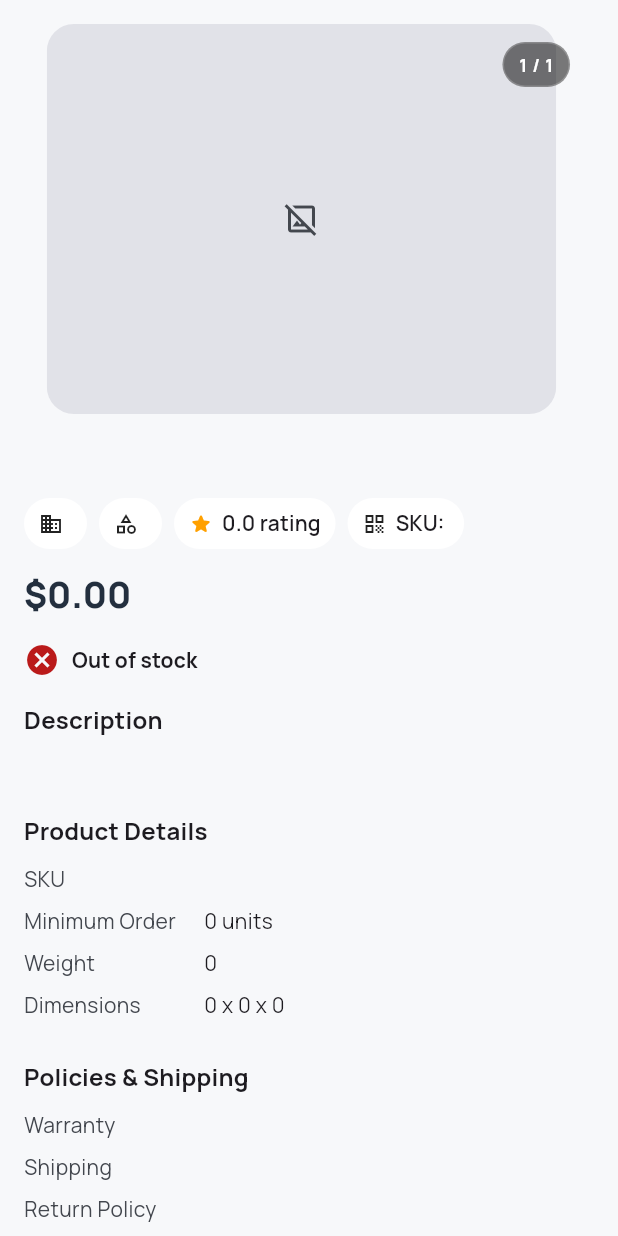
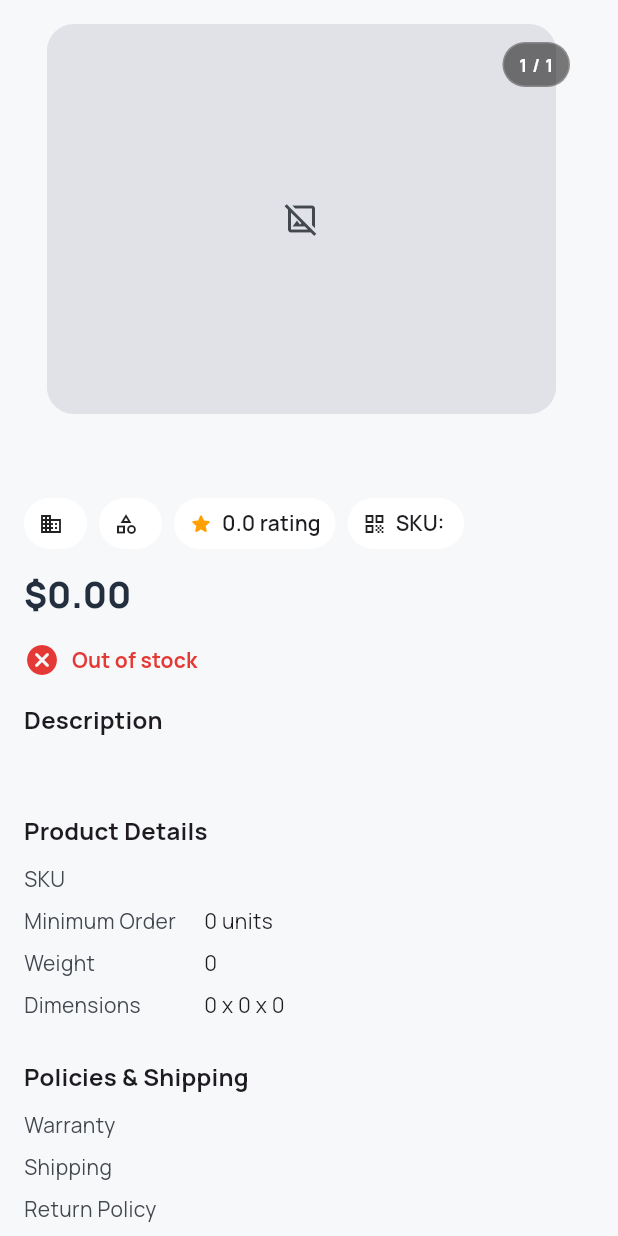
Before and after one commit to ogbodotg/test_product_app, a Flutter app: the _ProductDetailBody widget shown alone on an empty page, opened directly with empty values, on a phone screen of 412 x 824 dp. Run offline on Flutter 3.47's test engine with Material 3 defaults, Android fonts, the phone set to English and light mode, and no system bars; our stand-ins replace cached_network_image, drift, drift_flutter, flutter_riverpod, go_router, google_fonts and 1 more; accounts and stored records are empty; generated files the repository leaves out were written again; network calls fail.

Commit message:
feat: finalize stock-status visuals and README cleanup

```diff
--- a/lib/src/features/catalog/domain/product.dart
+++ b/lib/src/features/catalog/domain/product.dart
@@ -1,4 +1,6 @@
 import '../../../core/logging/app_logger.dart';
+
+enum ProductStockStatus { inStock, lowStock, outOfStock }
 
 class Product {
   Product({
@@ -164,6 +166,20 @@ class Product {
   }
 
   bool get inStock => stock > 0;
+
+  bool get isLowStock => stock > 0 && stock <= 10;
+
+  ProductStockStatus get stockStatus {
+    if (stock <= 0) {
+      return ProductStockStatus.outOfStock;
+    }
+
+    if (stock <= 10) {
+      return ProductStockStatus.lowStock;
+    }
+
+    return ProductStockStatus.inStock;
+  }
 
   Product copyWith({
     int? id,
--- a/lib/src/features/catalog/presentation/screens/product_detail_screen.dart
+++ b/lib/src/features/catalog/presentation/screens/product_detail_screen.dart
@@ -174,15 +174,14 @@ class _ProductDetailBodyState extends State<_ProductDetailBody> {
           Row(
             children: [
               Icon(
-                widget.product.inStock ? Icons.check_circle : Icons.cancel,
-                color: widget.product.inStock
-                    ? theme.colorScheme.primary
-                    : theme.colorScheme.error,
+                _stockIcon(widget.product.stockStatus),
+                color: _stockColor(widget.product.stockStatus),
               ),
               const SizedBox(width: 8),
               Text(
                 _availabilityText(widget.product),
                 style: theme.textTheme.titleSmall?.copyWith(
+                  color: _stockColor(widget.product.stockStatus),
                   fontWeight: FontWeight.w700,
                 ),
               ),
@@ -247,7 +246,36 @@ class _ProductDetailBodyState extends State<_ProductDetailBody> {
       return status;
     }
 
-    return product.inStock ? '${product.stock} items in stock' : 'Out of stock';
+    switch (product.stockStatus) {
+      case ProductStockStatus.inStock:
+        return '${product.stock} items in stock';
+      case ProductStockStatus.lowStock:
+        return 'Low stock (${product.stock} left)';
+      case ProductStockStatus.outOfStock:
+        return 'Out of stock';
+    }
+  }
+
+  IconData _stockIcon(ProductStockStatus status) {
+    switch (status) {
+      case ProductStockStatus.inStock:
+        return Icons.check_circle_rounded;
+      case ProductStockStatus.lowStock:
+        return Icons.warning_amber_rounded;
+      case ProductStockStatus.outOfStock:
+        return Icons.cancel_rounded;
+    }
+  }
+
+  Color _stockColor(ProductStockStatus status) {
+    switch (status) {
+      case ProductStockStatus.inStock:
+        return Colors.green.shade700;
+      case ProductStockStatus.lowStock:
+        return Colors.red.shade600;
+      case ProductStockStatus.outOfStock:
+        return Colors.red.shade600;
+    }
   }
 }
 
```
Also changed, not shown: lib/src/design_system/components/product_card.dart (+36 -7 lines), 1 other file.
